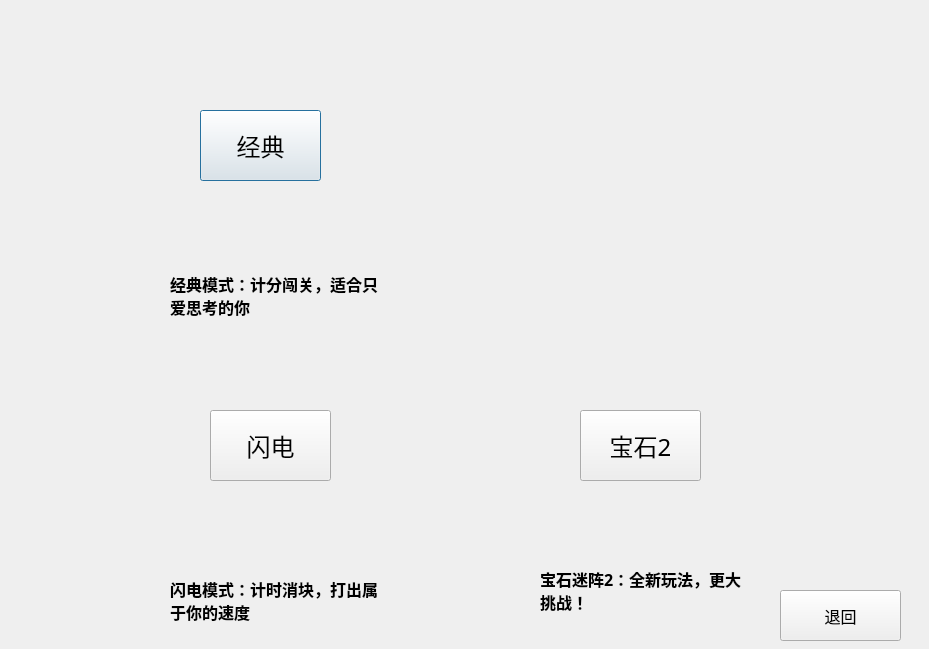
Before: the Qt Designer form BejeweledSln/CGameMode.ui in lwyer/BejeweledSln, drawn with Qt 5.
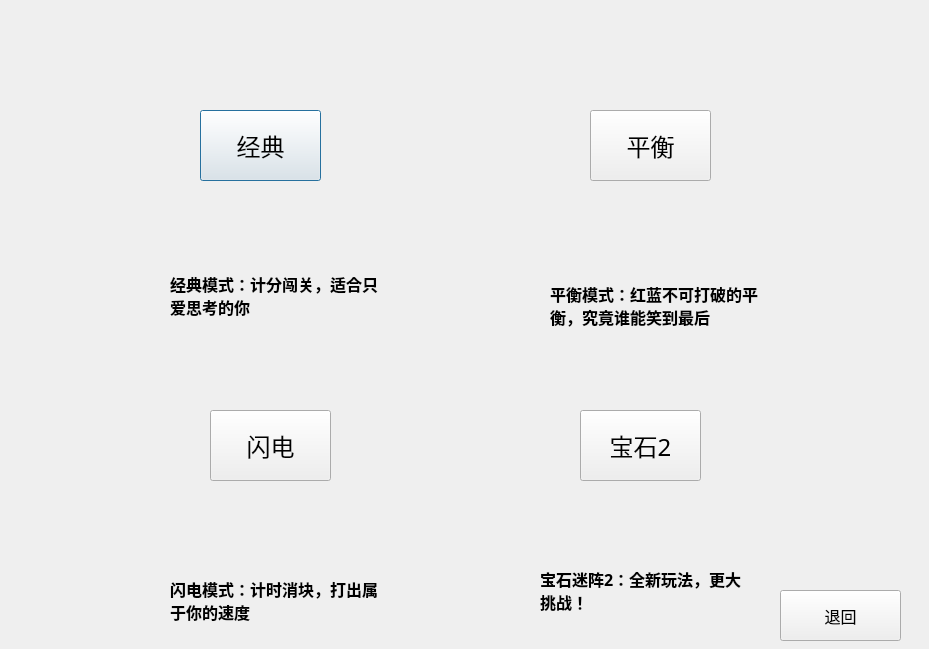
After: the same form once the commit is applied. Icons and pictures are not drawn.

Commit message: 张星宇 6/11 加入平衡模式，音效完整

```diff
--- a/BejeweledSln/CGameMode.ui
+++ b/BejeweledSln/CGameMode.ui
@@ -225,6 +225,65 @@
     <string>宝石2</string>
    </property>
   </widget>
+  <widget class="QLabel" name="classic_4">
+   <property name="geometry">
+    <rect>
+     <x>550</x>
+     <y>60</y>
+     <width>201</width>
+     <height>191</height>
+    </rect>
+   </property>
+   <property name="styleSheet">
+    <string notr="true">image: url(:/new/prefix1/image/config.png);</string>
+   </property>
+   <property name="text">
+    <string/>
+   </property>
+  </widget>
+  <widget class="QPushButton" name="balance">
+   <property name="geometry">
+    <rect>
+     <x>590</x>
+     <y>110</y>
+     <width>121</width>
+     <height>71</height>
+    </rect>
+   </property>
+   <property name="font">
+    <font>
+     <family>Adobe Devanagari</family>
+     <pointsize>18</pointsize>
+    </font>
+   </property>
+   <property name="text">
+    <string>平衡</string>
+   </property>
+  </widget>
+  <widget class="QLabel" name="label_5">
+   <property name="geometry">
+    <rect>
+     <x>550</x>
+     <y>260</y>
+     <width>211</width>
+     <height>91</height>
+    </rect>
+   </property>
+   <property name="font">
+    <font>
+     <family>Adobe Devanagari</family>
+     <pointsize>12</pointsize>
+     <weight>75</weight>
+     <bold>true</bold>
+    </font>
+   </property>
+   <property name="text">
+    <string>平衡模式：红蓝不可打破的平衡，究竟谁能笑到最后</string>
+   </property>
+   <property name="wordWrap">
+    <bool>true</bool>
+   </property>
+  </widget>
  </widget>
  <resources/>
  <connections>
```
Left out of the diff: 17 changed lines with no effect on the pictures. The commit also changes 88 other files.
